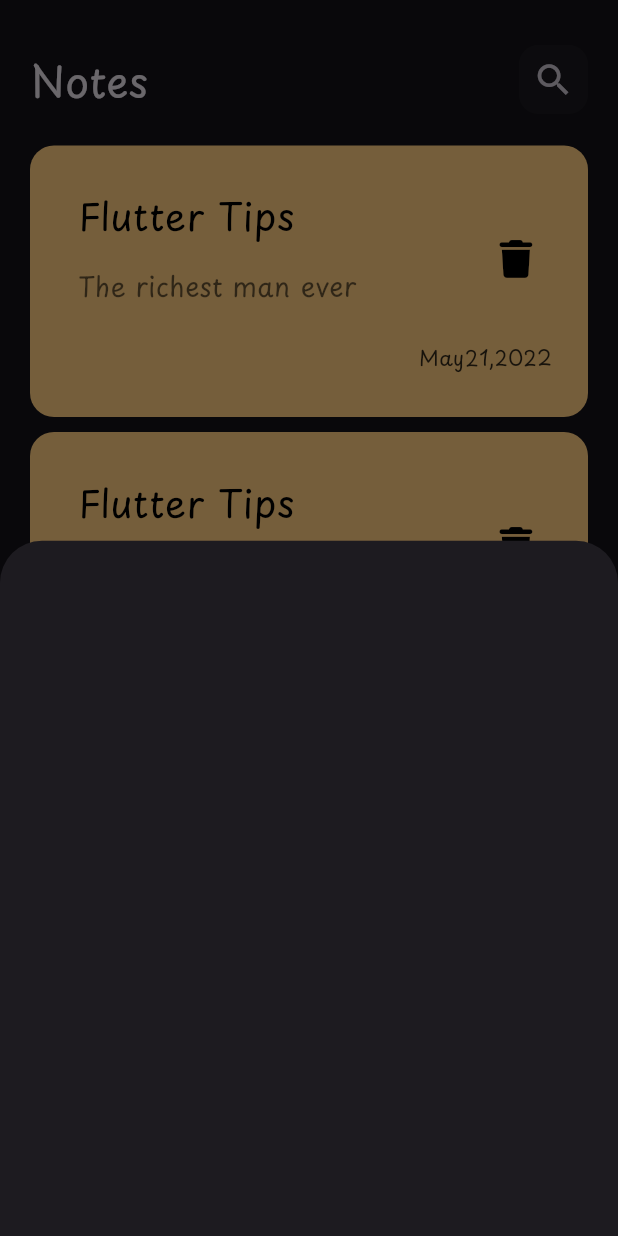
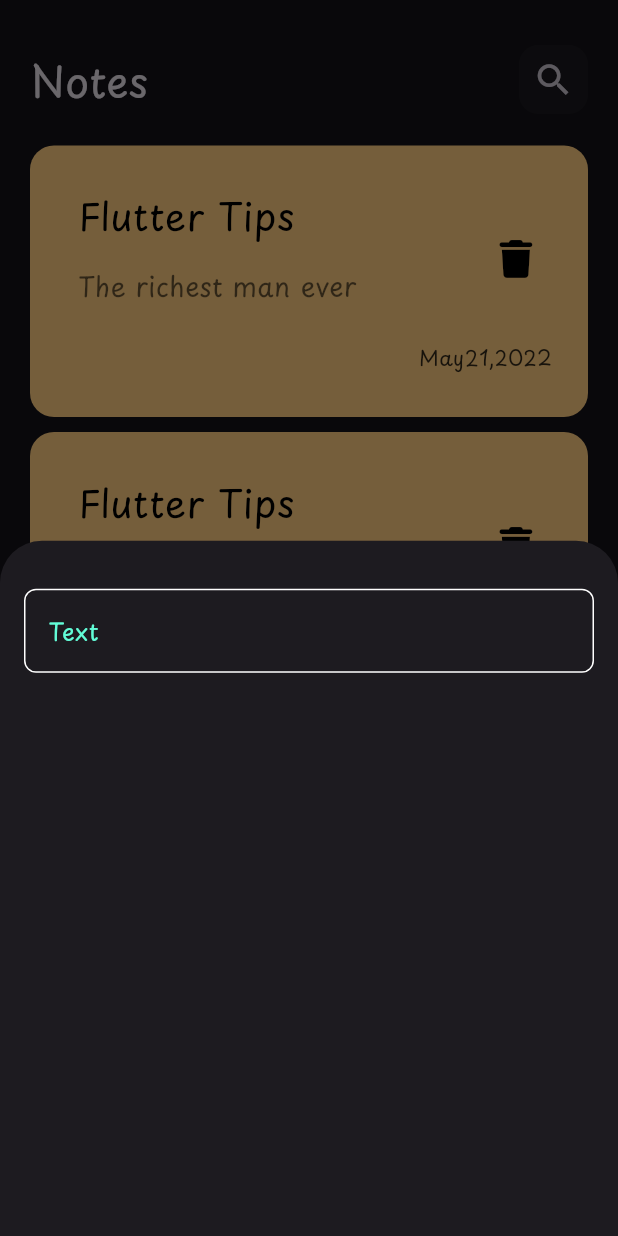
Before and after one commit to MohamedElnegouly/Note-App, a Flutter app: the screen it shows after launch, after a tap on the "add" icon, on a phone screen of 412 x 824 dp. Run offline on Flutter 3.47's test engine with Material 3 defaults, Android fonts, the phone set to English and light mode, and no system bars; our stand-ins replace font_awesome_flutter.

Commit message:
create custom text field

```diff
--- /dev/null
+++ b/lib/Constants.dart
@@ -0,0 +1,3 @@
+import 'package:flutter/animation.dart';
+
+const kPrimaryColor = Color(0xff62FCD7);
--- a/lib/Views/Notes_view.dart
+++ b/lib/Views/Notes_view.dart
@@ -1,4 +1,5 @@
 import 'package:flutter/material.dart';
+import 'package:note_app/Constants.dart';
 import 'package:note_app/widgets/Add_Note_Buttom_sheet.dart';
 import '../widgets/Notes_View_Body.dart';
 
@@ -9,7 +10,7 @@ class NotesView extends StatelessWidget {
   Widget build(BuildContext context) {
     return Scaffold(
       floatingActionButton: FloatingActionButton(
-        backgroundColor: Colors.green,
+        backgroundColor: kPrimaryColor,
         onPressed: () {
           showModalBottomSheet(
             context: context,
@@ -25,6 +26,7 @@ class NotesView extends StatelessWidget {
         child: const Icon(
           Icons.add,
           size: 27,
+          color: Colors.white,
         ),
       ),
       body: const NotesViewBody(),
--- a/lib/widgets/Add_Note_Buttom_sheet.dart
+++ b/lib/widgets/Add_Note_Buttom_sheet.dart
@@ -1,10 +1,21 @@
 import 'package:flutter/material.dart';
+import 'package:note_app/widgets/Custom_text_field.dart';
 
 class AddNoteButtomSheet extends StatelessWidget {
   const AddNoteButtomSheet({super.key});
 
   @override
   Widget build(BuildContext context) {
-    return Container();
+    return const Padding(
+      padding: EdgeInsets.symmetric(horizontal: 16),
+      child: Column(
+        children: [
+          SizedBox(
+            height: 32,
+          ),
+          CustomTextField(),
+        ],
+      ),
+    );
   }
 }
--- /dev/null
+++ b/lib/widgets/Custom_text_field.dart
@@ -0,0 +1,33 @@
+import 'package:flutter/material.dart';
+import 'package:note_app/Constants.dart';
+
+class CustomTextField extends StatelessWidget {
+  const CustomTextField({super.key});
+
+  @override
+  Widget build(BuildContext context) {
+    return TextField(
+      cursorColor: kPrimaryColor,
+      decoration: InputDecoration(
+        hintText: 'Text',
+        hintStyle: const TextStyle(
+          color: kPrimaryColor,
+        ),
+        border: buildBorder(),
+        enabledBorder: buildBorder(),
+        focusedBorder: buildBorder(
+          kPrimaryColor,
+        ),
+      ),
+    );
+  }
+
+  OutlineInputBorder buildBorder([color]) {
+    return OutlineInputBorder(
+      borderRadius: BorderRadius.circular(8),
+      borderSide: BorderSide(
+        color: color ?? Colors.white,
+      ),
+    );
+  }
+}
```
